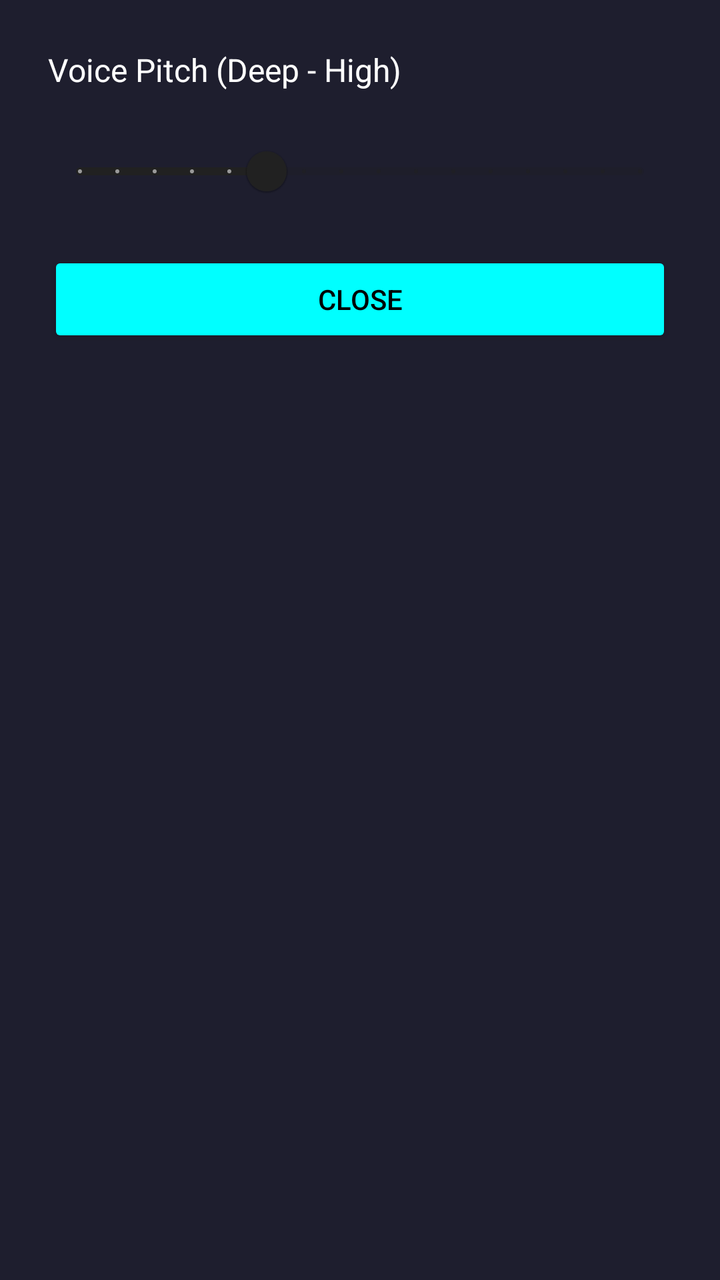
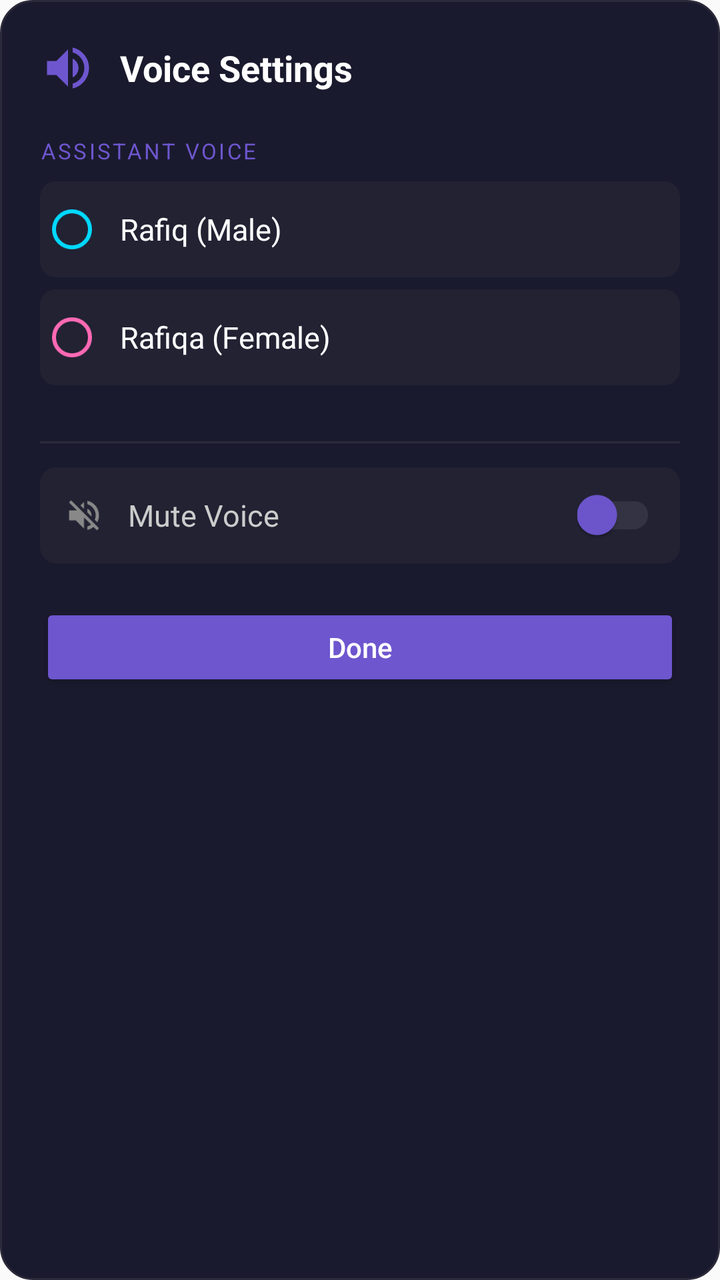

Compare the two renders of this Android layout. The source of the first and the diff that turns it into the second are given below.
<!-- AndroidManifest.xml: application theme Theme.DeliveryBotApp -->
<!-- res/layout/dialog_voice_settings.xml -->
<?xml version="1.0" encoding="utf-8"?>
<LinearLayout xmlns:android="http://schemas.android.com/apk/res/android"
    android:layout_width="match_parent"
    android:layout_height="wrap_content"
    android:orientation="vertical"
    android:padding="24dp"
    android:background="#1E1E2E">

    <TextView
        android:layout_width="match_parent"
        android:layout_height="wrap_content"
        android:text="Voice Pitch (Deep - High)"
        android:textColor="#FFFFFF"
        android:textSize="16sp"
        android:layout_marginBottom="16dp" />

    <com.google.android.material.slider.Slider
        android:id="@+id/sliderPitch"
        android:layout_width="match_parent"
        android:layout_height="wrap_content"
        android:valueFrom="0.5"
        android:valueTo="2.0"
        android:stepSize="0.1"
        android:value="1.0"
        android:theme="@style/Theme.MaterialComponents.DayNight.DarkActionBar"/>

    <Button
        android:id="@+id/btnCloseSettings"
        android:layout_width="match_parent"
        android:layout_height="wrap_content"
        android:text="Close"
        android:backgroundTint="#00FFFF"
        android:textColor="#000000"
        android:layout_marginTop="16dp" />

</LinearLayout>
<!-- resources referenced by this layout -->
<resources>
  <style name="Theme.DeliveryBotApp" parent="Theme.AppCompat.Light.NoActionBar" />
</resources>

<!-- the commit's change to res/layout/dialog_voice_settings.xml (unified diff, before → after) -->
@@ -1,36 +1,132 @@
 <?xml version="1.0" encoding="utf-8"?>
 <LinearLayout xmlns:android="http://schemas.android.com/apk/res/android"
+    xmlns:app="http://schemas.android.com/apk/res-auto"
     android:layout_width="match_parent"
     android:layout_height="wrap_content"
     android:orientation="vertical"
-    android:padding="24dp"
-    android:background="#1E1E2E">
+    android:padding="20dp"
+    android:background="@drawable/dialog_rounded_bg">
 
+    
+    <LinearLayout
+        android:layout_width="match_parent"
+        android:layout_height="wrap_content"
+        android:orientation="horizontal"
+        android:gravity="center_vertical"
+        android:layout_marginBottom="20dp">
+
+        <ImageView
+            android:layout_width="28dp"
+            android:layout_height="28dp"
+            android:src="@drawable/ic_volume_up"
+            app:tint="#6E56CF"
+            android:layout_marginEnd="12dp" />
+
+        <TextView
+            android:layout_width="wrap_content"
+            android:layout_height="wrap_content"
+            android:text="Voice Settings"
+            android:textColor="#FFFFFF"
+            android:textSize="18sp"
+            android:textStyle="bold" />
+
+    </LinearLayout>
+
+    
     <TextView
         android:layout_width="match_parent"
         android:layout_height="wrap_content"
-        android:text="Voice Pitch (Deep - High)"
-        android:textColor="#FFFFFF"
-        android:textSize="16sp"
-        android:layout_marginBottom="16dp" />
+        android:text="ASSISTANT VOICE"
+        android:textColor="#6E56CF"
+        android:textSize="11sp"
+        android:letterSpacing="0.1"
+        android:layout_marginBottom="8dp" />
 
-    <com.google.android.material.slider.Slider
-        android:id="@+id/sliderPitch"
+    <RadioGroup
+        android:id="@+id/radioGroupVoice"
         android:layout_width="match_parent"
         android:layout_height="wrap_content"
-        android:valueFrom="0.5"
-        android:valueTo="2.0"
-        android:stepSize="0.1"
-        android:value="1.0"
-        android:theme="@style/Theme.MaterialComponents.DayNight.DarkActionBar"/>
+        android:orientation="vertical"
+        android:layout_marginBottom="16dp">
 
+        
+        <RadioButton
+            android:id="@+id/radioMale"
+            android:layout_width="match_parent"
+            android:layout_height="48dp"
+            android:text="Rafiq (Male)"
+            android:textColor="#FFFFFF"
+            android:textSize="15sp"
+            android:buttonTint="#00D9FF"
+            android:paddingStart="8dp"
+            android:background="@drawable/voice_option_bg"
+            android:layout_marginBottom="6dp" />
+
+        
+        <RadioButton
+            android:id="@+id/radioFemale"
+            android:layout_width="match_parent"
+            android:layout_height="48dp"
+            android:text="Rafiqa (Female)"
+            android:textColor="#FFFFFF"
+            android:textSize="15sp"
+            android:buttonTint="#FF69B4"
+            android:paddingStart="8dp"
+            android:background="@drawable/voice_option_bg" />
+
+    </RadioGroup>
+
+    
+    <View
+        android:layout_width="match_parent"
+        android:layout_height="1dp"
+        android:background="#2A2A3A"
+        android:layout_marginVertical="12dp" />
+
+    
+    <LinearLayout
+        android:layout_width="match_parent"
+        android:layout_height="48dp"
+        android:orientation="horizontal"
+        android:gravity="center_vertical"
+        android:paddingHorizontal="12dp"
+        android:background="@drawable/voice_option_bg"
+        android:layout_marginBottom="20dp">
+
+        <ImageView
+            android:layout_width="20dp"
+            android:layout_height="20dp"
+            android:src="@drawable/ic_volume_off"
+            app:tint="#888888"
+            android:layout_marginEnd="12dp" />
+
+        <TextView
+            android:layout_width="0dp"
+            android:layout_height="wrap_content"
+            android:layout_weight="1"
+            android:text="Mute Voice"
+            android:textColor="#CCCCCC"
+            android:textSize="15sp" />
+
+        <androidx.appcompat.widget.SwitchCompat
+            android:id="@+id/switchMute"
+            android:layout_width="wrap_content"
+            android:layout_height="wrap_content"
+            app:thumbTint="#6E56CF"
+            app:trackTint="#333344" />
+
+    </LinearLayout>
+
+    
     <Button
         android:id="@+id/btnCloseSettings"
         android:layout_width="match_parent"
-        android:layout_height="wrap_content"
-        android:text="Close"
-        android:backgroundTint="#00FFFF"
-        android:textColor="#000000"
-        android:layout_marginTop="16dp" />
+        android:layout_height="44dp"
+        android:text="Done"
+        android:textColor="#FFFFFF"
+        android:textSize="14sp"
+        android:textAllCaps="false"
+        android:backgroundTint="#6E56CF"
+        app:cornerRadius="8dp" />
 
 </LinearLayout>
<!-- resource entries referenced after the edit -->
@@ -1,5 +1,42 @@
 <!-- resources referenced by this layout -->
 <resources>
+  <!-- drawable dialog_rounded_bg (drawable) -->
+  <?xml version="1.0" encoding="utf-8"?>
+  <shape xmlns:android="http://schemas.android.com/apk/res/android"
+      android:shape="rectangle">
+      <solid android:color="#1A1A2E" />
+      <corners android:radius="16dp" />
+      <stroke
+          android:width="1dp"
+          android:color="#2A2A3A" />
+  </shape>
+  <!-- drawable ic_volume_off (drawable) -->
+  <vector xmlns:android="http://schemas.android.com/apk/res/android"
+      android:width="24dp"
+      android:height="24dp"
+      android:viewportWidth="24"
+      android:viewportHeight="24">
+      <path
+          android:fillColor="#FFFFFF"
+          android:pathData="M16.5,12c0,-1.77 -1.02,-3.29 -2.5,-4.03v2.21l2.45,2.45c0.03,-0.2 0.05,-0.41 0.05,-0.63zm2.5,0c0,0.94 -0.2,1.82 -0.54,2.64l1.51,1.51C20.63,14.91 21,13.5 21,12c0,-4.28 -2.99,-7.86 -7,-8.77v2.06c2.89,0.86 5,3.54 5,6.71zM4.27,3L3,4.27 7.73,9H3v6h4l5,5v-6.73l4.25,4.25c-0.67,0.52 -1.42,0.93 -2.25,1.18v2.06c1.38,-0.31 2.63,-0.95 3.69,-1.81L19.73,21 21,19.73l-9,-9L4.27,3zM12,4L9.91,6.09 12,8.18V4z"/>
+  </vector>
+  <!-- drawable ic_volume_up (drawable) -->
+  <vector xmlns:android="http://schemas.android.com/apk/res/android"
+      android:width="24dp"
+      android:height="24dp"
+      android:viewportWidth="24"
+      android:viewportHeight="24">
+      <path
+          android:fillColor="#FFFFFF"
+          android:pathData="M3,9v6h4l5,5V4L7,9H3zm13.5,3c0,-1.77 -1.02,-3.29 -2.5,-4.03v8.05c1.48,-0.73 2.5,-2.25 2.5,-4.02zM14,3.23v2.06c2.89,0.86 5,3.54 5,6.71s-2.11,5.85 -5,6.71v2.06c4.01,-0.91 7,-4.49 7,-8.77s-2.99,-7.86 -7,-8.77z"/>
+  </vector>
+  <!-- drawable voice_option_bg (drawable) -->
+  <?xml version="1.0" encoding="utf-8"?>
+  <shape xmlns:android="http://schemas.android.com/apk/res/android"
+      android:shape="rectangle">
+      <solid android:color="#222233" />
+      <corners android:radius="8dp" />
+  </shape>
   <style name="Theme.DeliveryBotApp" parent="Theme.AppCompat.Light.NoActionBar" />
 </resources>
 
